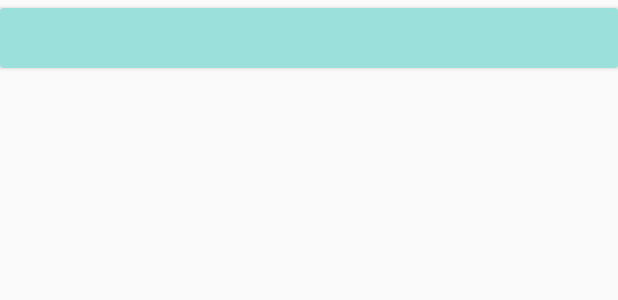
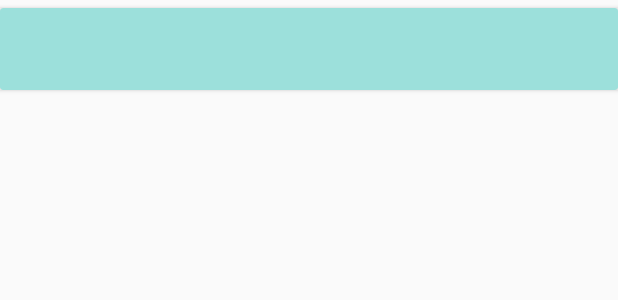
Before and after one commit to Jose-Ruival/G12-Seminario-TN, an Android app: the layout item_receta.xml on its own in the app's theme, with its tools: preview values and no code run, on a phone screen of 412 x 824 dp. Shown: the top 300 px of the screen. Run offline under Robolectric (Android 15) with nearby library versions, the phone set to English and light mode, and no system bars.

Commit message:
modificacion item_receta

```diff
--- a/app/src/main/res/layout/item_receta.xml
+++ b/app/src/main/res/layout/item_receta.xml
@@ -2,7 +2,7 @@
 <androidx.cardview.widget.CardView xmlns:android="http://schemas.android.com/apk/res/android"
     android:id="@+id/cv_receta"
     android:layout_width="match_parent"
-    android:layout_height="40sp"
+    android:layout_height="wrap_content"
     android:backgroundTint="@color/medio_clarito"
     android:layout_marginTop="5sp"
     android:layout_marginBottom="5sp">
@@ -11,25 +11,42 @@
         android:layout_width="match_parent"
         android:layout_height="match_parent"
         android:orientation="horizontal"
-        android:weightSum="1">
+        android:weightSum="2">
+
+        <!-- Trabajo con nombre y origen -->
+        <LinearLayout
+            android:layout_width="0dp"
+            android:layout_height="wrap_content"
+            android:layout_weight="1"
+            android:orientation="vertical">
 
             <TextView
                 android:id="@+id/tv_nombre"
-            android:layout_width="320sp"
+                android:layout_width="match_parent"
                 android:layout_height="wrap_content"
                 android:textSize="20sp"
-            android:layout_gravity="center_vertical"
-            android:layout_weight="0.2"
-            android:textColor="@color/black"/>
+                android:textColor="@color/black"
+                android:layout_gravity="start" />
 
             <TextView
                 android:id="@+id/tv_origen"
-            android:layout_width="320sp"
+                android:layout_width="match_parent"
                 android:layout_height="wrap_content"
                 android:textSize="20sp"
+                android:textColor="@color/black"
+                android:layout_gravity="start" />
+        </LinearLayout>
+
+        <!-- Trabajo con la imagen -->
+        <TextView
+            android:id="@+id/tv_imagen"
+            android:layout_width="0dp"
+            android:layout_height="match_parent"
+            android:textSize="20sp"
             android:layout_gravity="center_vertical"
-            android:layout_weight="0.8"
-            android:textColor="@color/black"/>
+            android:layout_weight="1"
+            android:textColor="@color/black"
+            android:gravity="center" />
 
     </LinearLayout>
 
```
Lines whose indentation alone changed are shown as unchanged.
